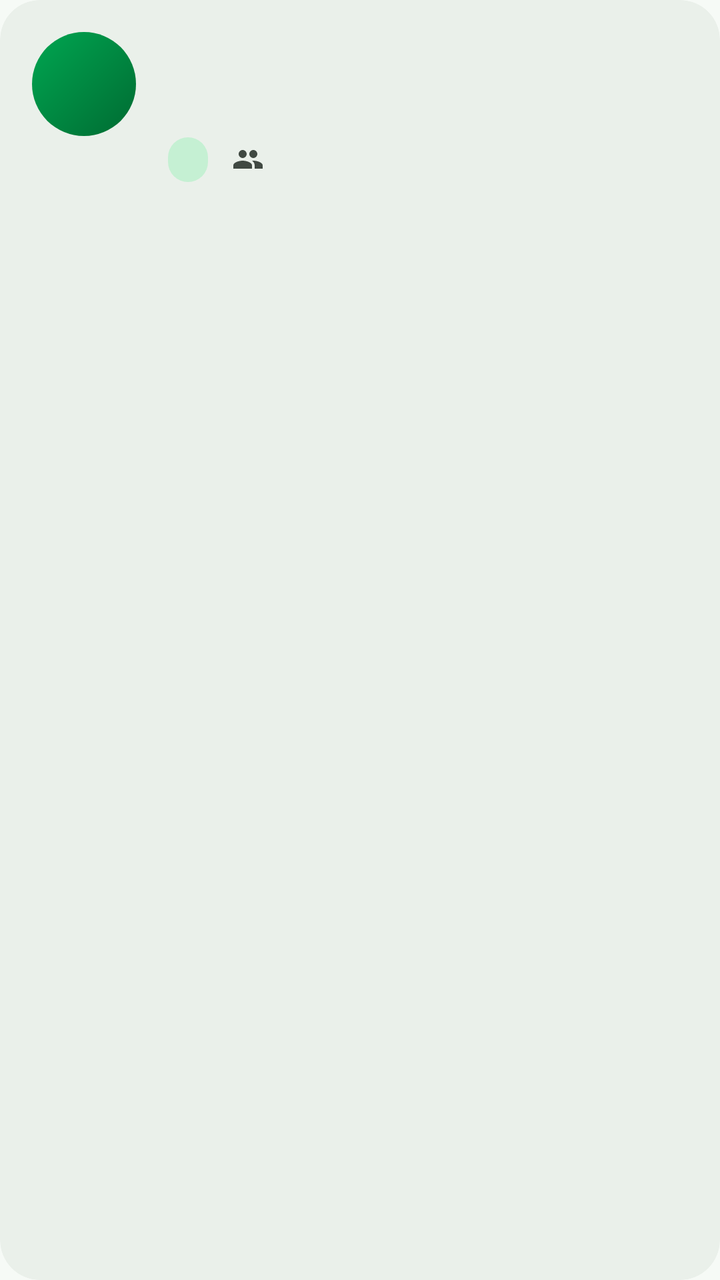
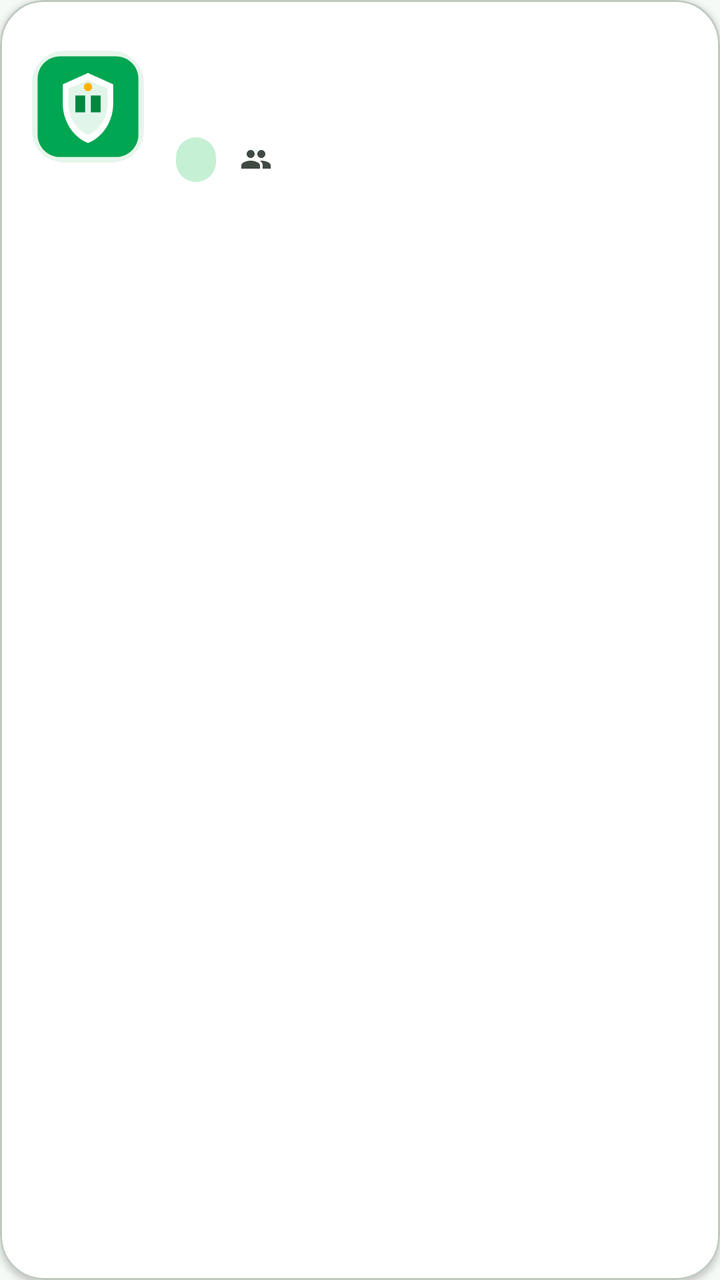

Compare the two renders of this Android layout. The source of the first and the diff that turns it into the second are given below.
<!-- AndroidManifest.xml: application theme Theme.ClubHub -->
<!-- res/layout/item_club.xml -->
<?xml version="1.0" encoding="utf-8"?>
<com.google.android.material.card.MaterialCardView xmlns:android="http://schemas.android.com/apk/res/android"
    xmlns:app="http://schemas.android.com/apk/res-auto"
    style="@style/Widget.Material3.CardView.Filled"
    android:layout_width="match_parent"
    android:layout_height="wrap_content"
    android:layout_marginHorizontal="6dp"
    android:layout_marginVertical="6dp"
    android:clickable="true"
    android:focusable="true"
    app:cardBackgroundColor="?attr/colorSurfaceContainer"
    app:cardCornerRadius="20dp"
    app:cardElevation="0dp"
    app:strokeWidth="0dp">

    <LinearLayout
        android:layout_width="match_parent"
        android:layout_height="wrap_content"
        android:orientation="horizontal"
        android:padding="16dp">

        <TextView
            android:id="@+id/tv_avatar"
            android:layout_width="52dp"
            android:layout_height="52dp"
            android:background="@drawable/bg_avatar"
            android:gravity="center"
            android:textColor="@color/white"
            android:textSize="22sp"
            android:textStyle="bold" />

        <LinearLayout
            android:layout_width="0dp"
            android:layout_height="wrap_content"
            android:layout_marginStart="16dp"
            android:layout_weight="1"
            android:orientation="vertical">

            <TextView
                android:id="@+id/tv_name"
                android:layout_width="match_parent"
                android:layout_height="wrap_content"
                android:ellipsize="end"
                android:maxLines="1"
                android:textAppearance="?attr/textAppearanceTitleMedium"
                android:textStyle="bold" />

            <TextView
                android:id="@+id/tv_description"
                android:layout_width="match_parent"
                android:layout_height="wrap_content"
                android:layout_marginTop="2dp"
                android:ellipsize="end"
                android:maxLines="2"
                android:textAppearance="?attr/textAppearanceBodyMedium"
                android:textColor="?attr/colorOnSurfaceVariant" />

            <LinearLayout
                android:layout_width="match_parent"
                android:layout_height="wrap_content"
                android:layout_marginTop="10dp"
                android:gravity="center_vertical"
                android:orientation="horizontal">

                <TextView
                    android:id="@+id/tv_category"
                    android:layout_width="wrap_content"
                    android:layout_height="wrap_content"
                    android:background="@drawable/bg_pill"
                    android:paddingHorizontal="10dp"
                    android:paddingVertical="3dp"
                    android:textColor="?attr/colorOnPrimaryContainer"
                    android:textSize="12sp"
                    android:textStyle="bold" />

                <TextView
                    android:id="@+id/tv_members"
                    android:layout_width="wrap_content"
                    android:layout_height="wrap_content"
                    android:layout_marginStart="12dp"
                    android:drawableStart="@drawable/ic_people_small"
                    android:drawablePadding="6dp"
                    android:gravity="center_vertical"
                    android:textAppearance="?attr/textAppearanceLabelMedium"
                    android:textColor="?attr/colorOnSurfaceVariant" />

                <TextView
                    android:id="@+id/tv_pending"
                    android:layout_width="wrap_content"
                    android:layout_height="wrap_content"
                    android:layout_marginStart="8dp"
                    android:background="@drawable/bg_pill_alert"
                    android:paddingHorizontal="10dp"
                    android:paddingVertical="3dp"
                    android:text="@string/badge_pending_approval"
                    android:textColor="?attr/colorOnTertiaryContainer"
                    android:textSize="12sp"
                    android:textStyle="bold"
                    android:visibility="gone" />
            </LinearLayout>
        </LinearLayout>
    </LinearLayout>
</com.google.android.material.card.MaterialCardView>
<!-- resources referenced by this layout -->
<resources>
  <color name="white">#FFFFFF</color>
  <!-- drawable bg_avatar (drawable) -->
  <?xml version="1.0" encoding="utf-8"?>
  <shape xmlns:android="http://schemas.android.com/apk/res/android"
      android:shape="oval">
      <gradient
          android:angle="315"
          android:endColor="@color/header_end"
          android:startColor="@color/header_start"
          android:type="linear" />
  </shape>
  <!-- drawable bg_pill (drawable) -->
  <?xml version="1.0" encoding="utf-8"?>
  <shape xmlns:android="http://schemas.android.com/apk/res/android"
      android:shape="rectangle">
      <solid android:color="?attr/colorPrimaryContainer" />
      <corners android:radius="50dp" />
  </shape>
  <!-- drawable bg_pill_alert (drawable) -->
  <?xml version="1.0" encoding="utf-8"?>
  <shape xmlns:android="http://schemas.android.com/apk/res/android"
      android:shape="rectangle">
      <solid android:color="?attr/colorTertiaryContainer" />
      <corners android:radius="50dp" />
  </shape>
  <!-- drawable ic_people_small (drawable) -->
  <?xml version="1.0" encoding="utf-8"?>
  <vector xmlns:android="http://schemas.android.com/apk/res/android"
      android:width="16dp"
      android:height="16dp"
      android:viewportWidth="24"
      android:viewportHeight="24"
      android:tint="?attr/colorOnSurfaceVariant">
      <path
          android:fillColor="@android:color/white"
          android:pathData="M16,11c1.66,0 2.99,-1.34 2.99,-3S17.66,5 16,5c-1.66,0 -3,1.34 -3,3s1.34,3 3,3zM8,11c1.66,0 2.99,-1.34 2.99,-3S9.66,5 8,5C6.34,5 5,6.34 5,8s1.34,3 3,3zM8,13c-2.33,0 -7,1.17 -7,3.5V19h14v-2.5c0,-2.33 -4.67,-3.5 -7,-3.5zM16,13c-0.29,0 -0.62,0.02 -0.97,0.05 1.16,0.84 1.97,1.97 1.97,3.45V19h6v-2.5c0,-2.33 -4.67,-3.5 -7,-3.5z" />
  </vector>
  <string name="badge_pending_approval">Pending approval</string>
  <style name="Theme.ClubHub" parent="Base.Theme.ClubHub" />
  <color name="header_end">#006B32</color>
  <color name="header_start">#00A651</color>
  <style name="Widget.ClubHub.TextInputLayout" parent="Widget.Material3.TextInputLayout.OutlinedBox">
          <item name="boxCornerRadiusTopStart">14dp</item>
          <item name="boxCornerRadiusTopEnd">14dp</item>
          <item name="boxCornerRadiusBottomStart">14dp</item>
          <item name="boxCornerRadiusBottomEnd">14dp</item>
      </style>
  <style name="Widget.ClubHub.Button" parent="Widget.Material3.Button">
          <item name="cornerRadius">16dp</item>
      </style>
  <!-- unchanged entries left out for length: 1 -->
</resources>

<!-- the commit's change to res/layout/item_club.xml (unified diff, before → after) -->
@@ -8,26 +8,42 @@
     android:layout_marginVertical="6dp"
     android:clickable="true"
     android:focusable="true"
-    app:cardBackgroundColor="?attr/colorSurfaceContainer"
-    app:cardCornerRadius="20dp"
-    app:cardElevation="0dp"
-    app:strokeWidth="0dp">
+    app:cardBackgroundColor="?attr/colorSurfaceContainerLowest"
+    app:cardCornerRadius="22dp"
+    app:cardElevation="2dp"
+    app:strokeColor="?attr/colorOutlineVariant"
+    app:strokeWidth="1dp">
 
     <LinearLayout
         android:layout_width="match_parent"
         android:layout_height="wrap_content"
-        android:orientation="horizontal"
+        android:gravity="center_vertical"
+        android:baselineAligned="false"
+                        android:orientation="horizontal"
         android:padding="16dp">
+
+        <com.google.android.material.card.MaterialCardView
+            android:layout_width="56dp"
+            android:layout_height="56dp"
+            app:cardBackgroundColor="#E8F5ED"
+            app:cardCornerRadius="16dp"
+            app:cardElevation="0dp"
+            app:strokeWidth="0dp">
+
+            <ImageView
+                android:id="@+id/iv_club_logo"
+                android:layout_width="match_parent"
+                android:layout_height="match_parent"
+                android:contentDescription="@string/title_club"
+                android:scaleType="centerInside"
+                android:src="@drawable/ic_default_club_logo" />
+        </com.google.android.material.card.MaterialCardView>
 
         <TextView
             android:id="@+id/tv_avatar"
-            android:layout_width="52dp"
-            android:layout_height="52dp"
-            android:background="@drawable/bg_avatar"
-            android:gravity="center"
-            android:textColor="@color/white"
-            android:textSize="22sp"
-            android:textStyle="bold" />
+            android:layout_width="0dp"
+            android:layout_height="0dp"
+            android:visibility="gone" />
 
         <LinearLayout
             android:layout_width="0dp"
@@ -60,7 +76,8 @@
                 android:layout_height="wrap_content"
                 android:layout_marginTop="10dp"
                 android:gravity="center_vertical"
-                android:orientation="horizontal">
+                android:baselineAligned="false"
+                        android:orientation="horizontal">
 
                 <TextView
                     android:id="@+id/tv_category"
<!-- resource entries referenced after the edit -->
@@ -1,16 +1,5 @@
 <!-- resources referenced by this layout -->
 <resources>
-  <color name="white">#FFFFFF</color>
-  <!-- drawable bg_avatar (drawable) -->
-  <?xml version="1.0" encoding="utf-8"?>
-  <shape xmlns:android="http://schemas.android.com/apk/res/android"
-      android:shape="oval">
-      <gradient
-          android:angle="315"
-          android:endColor="@color/header_end"
-          android:startColor="@color/header_start"
-          android:type="linear" />
-  </shape>
   <!-- drawable bg_pill (drawable) -->
   <?xml version="1.0" encoding="utf-8"?>
   <shape xmlns:android="http://schemas.android.com/apk/res/android"
@@ -25,6 +14,29 @@
       <solid android:color="?attr/colorTertiaryContainer" />
       <corners android:radius="50dp" />
   </shape>
+  <!-- drawable ic_default_club_logo (drawable) -->
+  <?xml version="1.0" encoding="utf-8"?>
+  <vector xmlns:android="http://schemas.android.com/apk/res/android"
+      android:width="80dp"
+      android:height="80dp"
+      android:viewportWidth="80"
+      android:viewportHeight="80">
+      <path
+          android:fillColor="#00A651"
+          android:pathData="M20,4h40c8.84,0 16,7.16 16,16v40c0,8.84 -7.16,16 -16,16H20C11.16,76 4,68.84 4,60V20C4,11.16 11.16,4 20,4z" />
+      <path
+          android:fillColor="#FFFFFF"
+          android:pathData="M40,16L22,24v14c0,12.5 7.68,24.1 18,28 10.32,-3.9 18,-15.5 18,-28V24L40,16z" />
+      <path
+          android:fillColor="#E2F5EA"
+          android:pathData="M40,21L26,27.2v10.8c0,9.8 5.9,18.9 14,22.2 8.1,-3.3 14,-12.4 14,-22.2V27.2L40,21z" />
+      <path
+          android:fillColor="#00873F"
+          android:pathData="M31,32h7v12h-7zM42,32h7v12h-7z" />
+      <path
+          android:fillColor="#FFB300"
+          android:pathData="M40,26m-3,0a3,3 0 1,1 6,0a3,3 0 1,1 -6,0" />
+  </vector>
   <!-- drawable ic_people_small (drawable) -->
   <?xml version="1.0" encoding="utf-8"?>
   <vector xmlns:android="http://schemas.android.com/apk/res/android"
@@ -37,10 +49,9 @@
           android:fillColor="@android:color/white"
           android:pathData="M16,11c1.66,0 2.99,-1.34 2.99,-3S17.66,5 16,5c-1.66,0 -3,1.34 -3,3s1.34,3 3,3zM8,11c1.66,0 2.99,-1.34 2.99,-3S9.66,5 8,5C6.34,5 5,6.34 5,8s1.34,3 3,3zM8,13c-2.33,0 -7,1.17 -7,3.5V19h14v-2.5c0,-2.33 -4.67,-3.5 -7,-3.5zM16,13c-0.29,0 -0.62,0.02 -0.97,0.05 1.16,0.84 1.97,1.97 1.97,3.45V19h6v-2.5c0,-2.33 -4.67,-3.5 -7,-3.5z" />
   </vector>
-  <string name="badge_pending_approval">Pending approval</string>
+  <string name="badge_pending_approval">Pending</string>
+  <string name="title_club">Club</string>
   <style name="Theme.ClubHub" parent="Base.Theme.ClubHub" />
-  <color name="header_end">#006B32</color>
-  <color name="header_start">#00A651</color>
   <style name="Widget.ClubHub.TextInputLayout" parent="Widget.Material3.TextInputLayout.OutlinedBox">
           <item name="boxCornerRadiusTopStart">14dp</item>
           <item name="boxCornerRadiusTopEnd">14dp</item>
